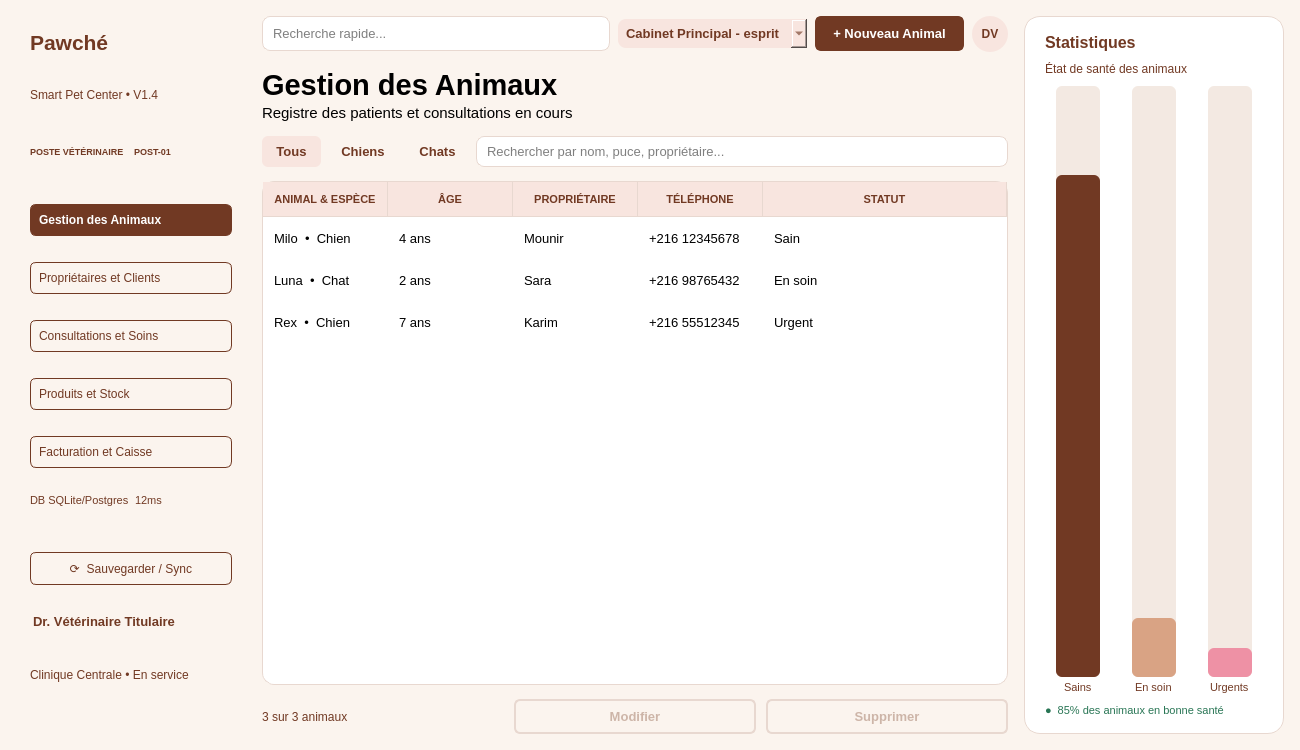
Old version of the form mainwindow.ui in the repository Maram797/ProjetCpp.
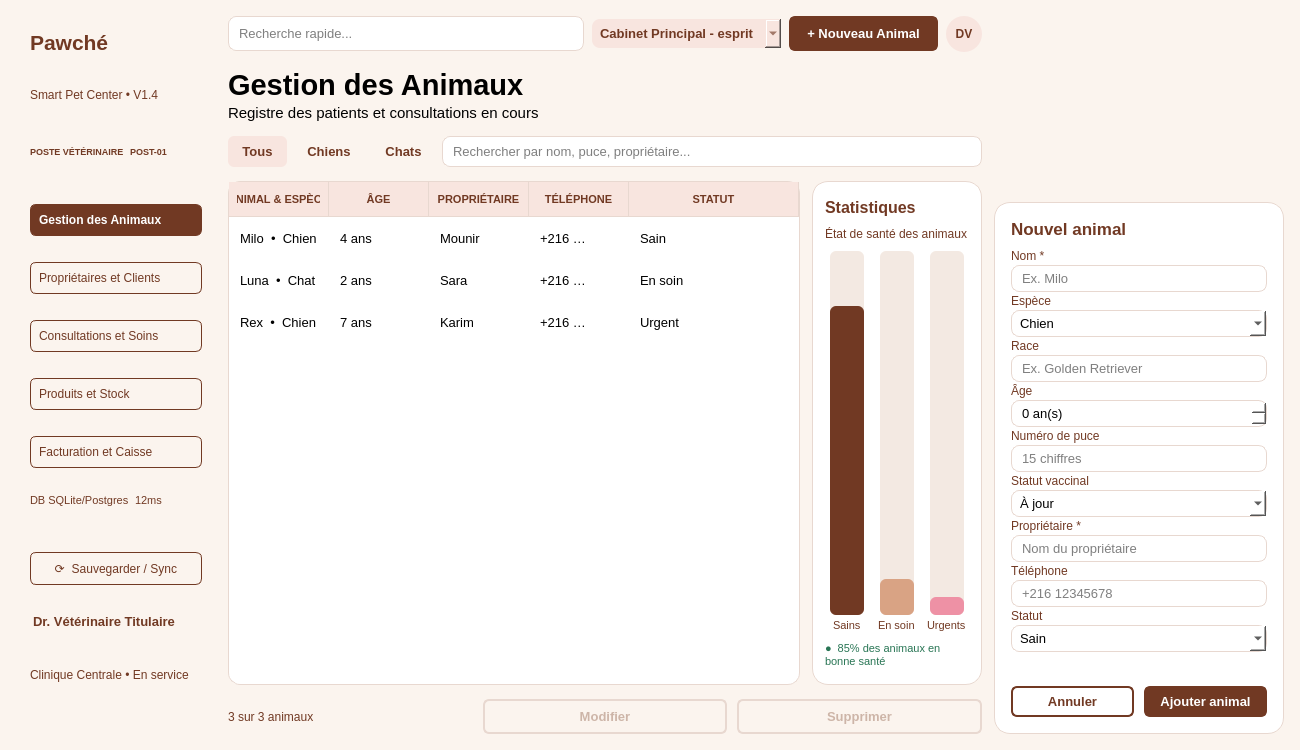
New version of the form.

The edit to the form file:
```diff
--- a/mainwindow.ui
+++ b/mainwindow.ui
@@ -2,6 +2,12 @@
 <ui version="4.0">
  <class>MainWindow</class>
  <widget class="QMainWindow" name="MainWindow">
+  <property name="minimumSize">
+   <size>
+    <width>1300</width>
+    <height>750</height>
+   </size>
+  </property>
   <property name="geometry">
    <rect>
     <x>0</x>
@@ -15,7 +21,7 @@
   </property>
   <property name="styleSheet">
    <string notr="true">
-QMainWindow, #centralwidget, #centre, #pagescentre, #pageliste, #pageformulaire, #pagemodule,
+QMainWindow, #centralwidget, #centre, #pagescentre, #pageliste, #pagemodule,
 #colonnedroite, #lignePoste, #ligneDb { background-color: #FBF4EE; }
 QLabel { color: #713923; background-color: transparent; }
 
@@ -116,15 +122,17 @@
 
 /* New / edit animal form */
 #cadreformulaire { background-color: white; border: 1px solid #E8D8D0; border-radius: 16px; }
-#cadreformulaire QLabel { border: none; background-color: transparent; }
-#lbltitreformulaire { font-size: 16pt; font-weight: bold; }
+#cadreformulaire QLineEdit, #cadreformulaire QComboBox, #cadreformulaire QSpinBox { padding: 4px 8px; }
+#cadreformulaire QPushButton { padding: 6px 12px; }
+#cadreformulaire QLabel { border: none; background-color: transparent; font-size: 9pt; }
+#cadreformulaire #lbltitreformulaire { font-size: 13pt; font-weight: bold; }
 #lblerreur { color: #C2455F; font-size: 9pt; }
 </string>
   </property>
   <widget class="QWidget" name="centralwidget">
    <layout class="QHBoxLayout" name="mainLayout">
     <property name="spacing">
-     <number>16</number>
+     <number>12</number>
     </property>
     <property name="leftMargin">
      <number>16</number>
@@ -142,13 +150,13 @@
      <widget class="QFrame" name="sidebar">
       <property name="minimumSize">
        <size>
-        <width>230</width>
+        <width>200</width>
         <height>0</height>
        </size>
       </property>
       <property name="maximumSize">
        <size>
-        <width>230</width>
+        <width>200</width>
         <height>16777215</height>
        </size>
       </property>
@@ -528,7 +536,15 @@
             </layout>
            </item>
            <item>
+            <layout class="QHBoxLayout" name="tableStatsLayout">
+             <property name="spacing">
+              <number>12</number>
+             </property>
+             <item>
             <widget class="QTableWidget" name="tableanimaux">
+               <property name="horizontalScrollBarPolicy">
+                <enum>Qt::ScrollBarAlwaysOff</enum>
+               </property>
              <property name="editTriggers">
               <set>QAbstractItemView::NoEditTriggers</set>
              </property>
@@ -551,7 +567,10 @@
               <bool>false</bool>
              </attribute>
              <attribute name="horizontalHeaderDefaultSectionSize">
-              <number>125</number>
+                <number>100</number>
+               </attribute>
+               <attribute name="horizontalHeaderMinimumSectionSize">
+                <number>50</number>
              </attribute>
              <attribute name="horizontalHeaderStretchLastSection">
               <bool>true</bool>
@@ -562,9 +581,9 @@
              <attribute name="verticalHeaderDefaultSectionSize">
               <number>42</number>
              </attribute>
-             <row/>
-             <row/>
-             <row/>
+               <row />
+               <row />
+               <row />
              <column>
               <property name="text">
                <string>ANIMAL &amp; ESPÈCE</string>
@@ -668,6 +687,192 @@
             </widget>
            </item>
            <item>
+              <widget class="QFrame" name="cadrestatistiques">
+               <property name="minimumSize">
+                <size>
+                 <width>170</width>
+                 <height>0</height>
+                </size>
+               </property>
+               <property name="maximumSize">
+                <size>
+                 <width>170</width>
+                 <height>16777215</height>
+                </size>
+               </property>
+               <layout class="QVBoxLayout" name="statsLayout">
+                <property name="spacing">
+                 <number>10</number>
+                </property>
+                <property name="leftMargin">
+                 <number>12</number>
+                </property>
+                <property name="topMargin">
+                 <number>16</number>
+                </property>
+                <property name="rightMargin">
+                 <number>12</number>
+                </property>
+                <property name="bottomMargin">
+                 <number>16</number>
+                </property>
+                <item>
+                 <widget class="QLabel" name="lbltitrestats">
+                  <property name="text">
+                   <string>Statistiques</string>
+                  </property>
+                 </widget>
+                </item>
+                <item>
+                 <widget class="QLabel" name="lblsoustitrestats">
+                  <property name="text">
+                   <string>État de santé des animaux</string>
+                  </property>
+                  <property name="wordWrap">
+                   <bool>true</bool>
+                  </property>
+                 </widget>
+                </item>
+                <item>
+                 <layout class="QGridLayout" name="statsgrid">
+                  <property name="horizontalSpacing">
+                   <number>6</number>
+                  </property>
+                  <property name="verticalSpacing">
+                   <number>4</number>
+                  </property>
+                  <item row="0" column="0" alignment="Qt::AlignHCenter">
+                   <widget class="QProgressBar" name="barresains">
+                    <property name="minimum">
+                     <number>0</number>
+                    </property>
+                    <property name="maximum">
+                     <number>100</number>
+                    </property>
+                    <property name="value">
+                     <number>85</number>
+                    </property>
+                    <property name="textVisible">
+                     <bool>false</bool>
+                    </property>
+                    <property name="orientation">
+                     <enum>Qt::Vertical</enum>
+                    </property>
+                    <property name="minimumSize">
+                     <size>
+                      <width>34</width>
+                      <height>150</height>
+                     </size>
+                    </property>
+                    <property name="maximumSize">
+                     <size>
+                      <width>34</width>
+                      <height>16777215</height>
+                     </size>
+                    </property>
+                   </widget>
+                  </item>
+                  <item row="0" column="1" alignment="Qt::AlignHCenter">
+                   <widget class="QProgressBar" name="barreensoin">
+                    <property name="minimum">
+                     <number>0</number>
+                    </property>
+                    <property name="maximum">
+                     <number>100</number>
+                    </property>
+                    <property name="value">
+                     <number>10</number>
+                    </property>
+                    <property name="textVisible">
+                     <bool>false</bool>
+                    </property>
+                    <property name="orientation">
+                     <enum>Qt::Vertical</enum>
+                    </property>
+                    <property name="minimumSize">
+                     <size>
+                      <width>34</width>
+                      <height>150</height>
+                     </size>
+                    </property>
+                    <property name="maximumSize">
+                     <size>
+                      <width>34</width>
+                      <height>16777215</height>
+                     </size>
+                    </property>
+                   </widget>
+                  </item>
+                  <item row="0" column="2" alignment="Qt::AlignHCenter">
+                   <widget class="QProgressBar" name="barreurgent">
+                    <property name="minimum">
+                     <number>0</number>
+                    </property>
+                    <property name="maximum">
+                     <number>100</number>
+                    </property>
+                    <property name="value">
+                     <number>5</number>
+                    </property>
+                    <property name="textVisible">
+                     <bool>false</bool>
+                    </property>
+                    <property name="orientation">
+                     <enum>Qt::Vertical</enum>
+                    </property>
+                    <property name="minimumSize">
+                     <size>
+                      <width>34</width>
+                      <height>150</height>
+                     </size>
+                    </property>
+                    <property name="maximumSize">
+                     <size>
+                      <width>34</width>
+                      <height>16777215</height>
+                     </size>
+                    </property>
+                   </widget>
+                  </item>
+                  <item row="1" column="0" alignment="Qt::AlignHCenter">
+                   <widget class="QLabel" name="lblbsains">
+                    <property name="text">
+                     <string>Sains</string>
+                    </property>
+                   </widget>
+                  </item>
+                  <item row="1" column="1" alignment="Qt::AlignHCenter">
+                   <widget class="QLabel" name="lblbensoin">
+                    <property name="text">
+                     <string>En soin</string>
+                    </property>
+                   </widget>
+                  </item>
+                  <item row="1" column="2" alignment="Qt::AlignHCenter">
+                   <widget class="QLabel" name="lblburgent">
+                    <property name="text">
+                     <string>Urgents</string>
+                    </property>
+                   </widget>
+                  </item>
+                 </layout>
+                </item>
+                <item>
+                 <widget class="QLabel" name="lblsante">
+                  <property name="text">
+                   <string>●  85% des animaux en bonne santé</string>
+                  </property>
+                  <property name="wordWrap">
+                   <bool>true</bool>
+                  </property>
+                 </widget>
+                </item>
+               </layout>
+              </widget>
+             </item>
+            </layout>
+           </item>
+           <item>
             <layout class="QHBoxLayout" name="basLayout">
              <property name="spacing">
               <number>10</number>
@@ -703,8 +908,11 @@
            </item>
           </layout>
          </widget>
-         <widget class="QWidget" name="pageformulaire">
-          <layout class="QVBoxLayout" name="pageFormLayout">
+         <widget class="QWidget" name="pagemodule">
+          <layout class="QVBoxLayout" name="moduleLayout">
+           <property name="spacing">
+            <number>6</number>
+           </property>
            <property name="leftMargin">
             <number>0</number>
            </property>
@@ -717,35 +925,86 @@
            <property name="bottomMargin">
             <number>0</number>
            </property>
-           <item alignment="Qt::AlignHCenter|Qt::AlignTop">
+           <item alignment="Qt::AlignTop">
+            <widget class="QLabel" name="lbltitremodule">
+             <property name="text">
+              <string>Module</string>
+             </property>
+            </widget>
+           </item>
+           <item alignment="Qt::AlignTop">
+            <widget class="QLabel" name="lblmodule">
+             <property name="text">
+              <string>Ce module sera disponible prochainement.</string>
+             </property>
+             <property name="wordWrap">
+              <bool>true</bool>
+             </property>
+            </widget>
+           </item>
+          </layout>
+         </widget>
+        </widget>
+       </item>
+      </layout>
+     </widget>
+    </item>
+    <item>
+     <widget class="QWidget" name="colonnedroite">
+      <property name="minimumSize">
+       <size>
+        <width>290</width>
+        <height>0</height>
+       </size>
+      </property>
+      <property name="maximumSize">
+       <size>
+        <width>290</width>
+        <height>16777215</height>
+       </size>
+      </property>
+      <layout class="QVBoxLayout" name="colonneLayout">
+       <property name="leftMargin">
+        <number>0</number>
+       </property>
+       <property name="topMargin">
+        <number>0</number>
+       </property>
+       <property name="rightMargin">
+        <number>0</number>
+       </property>
+       <property name="bottomMargin">
+        <number>0</number>
+       </property>
+       <item alignment="Qt::AlignBottom">
             <widget class="QFrame" name="cadreformulaire">
-             <property name="minimumSize">
-              <size>
-               <width>440</width>
-               <height>0</height>
-              </size>
-             </property>
              <property name="maximumSize">
               <size>
-               <width>520</width>
+           <width>290</width>
                <height>16777215</height>
               </size>
              </property>
+         <property name="minimumSize">
+          <size>
+           <width>290</width>
+           <height>0</height>
+          </size>
+         </property>
              <layout class="QVBoxLayout" name="dialogLayout">
               <property name="spacing">
-               <number>16</number>
+           <number>10</number>
               </property>
               <property name="leftMargin">
-               <number>24</number>
+           <number>16</number>
               </property>
               <property name="topMargin">
-               <number>24</number>
+           <number>16</number>
               </property>
               <property name="rightMargin">
-               <number>24</number>
+           <number>16</number>
               </property>
               <property name="bottomMargin">
-               <number>24</number>
+           <number>16</number>
               </property>
               <item>
                <widget class="QLabel" name="lbltitreformulaire">
@@ -756,11 +1015,17 @@
               </item>
               <item>
                <layout class="QFormLayout" name="formLayout">
+            <property name="fieldGrowthPolicy">
+             <enum>QFormLayout::AllNonFixedFieldsGrow</enum>
+            </property>
+            <property name="rowWrapPolicy">
+             <enum>QFormLayout::WrapAllRows</enum>
+            </property>
                 <property name="horizontalSpacing">
-                 <number>16</number>
+             <number>12</number>
                 </property>
                 <property name="verticalSpacing">
-                 <number>10</number>
+             <number>2</number>
                 </property>
                 <item row="0" column="0">
                  <widget class="QLabel" name="flblnom">
@@ -932,7 +1197,7 @@
               <item>
                <widget class="QLabel" name="lblerreur">
                 <property name="text">
-                 <string></string>
+             <string />
                 </property>
                 <property name="wordWrap">
                  <bool>true</bool>
@@ -968,252 +1233,10 @@
            </item>
           </layout>
          </widget>
-         <widget class="QWidget" name="pagemodule">
-          <layout class="QVBoxLayout" name="moduleLayout">
-           <property name="spacing">
-            <number>6</number>
-           </property>
-           <property name="leftMargin">
-            <number>0</number>
-           </property>
-           <property name="topMargin">
-            <number>0</number>
-           </property>
-           <property name="rightMargin">
-            <number>0</number>
-           </property>
-           <property name="bottomMargin">
-            <number>0</number>
-           </property>
-           <item alignment="Qt::AlignTop">
-            <widget class="QLabel" name="lbltitremodule">
-             <property name="text">
-              <string>Module</string>
-             </property>
-            </widget>
-           </item>
-           <item alignment="Qt::AlignTop">
-            <widget class="QLabel" name="lblmodule">
-             <property name="text">
-              <string>Ce module sera disponible prochainement.</string>
-             </property>
-             <property name="wordWrap">
-              <bool>true</bool>
-             </property>
-            </widget>
-           </item>
+    </item>
           </layout>
          </widget>
         </widget>
-       </item>
-      </layout>
-     </widget>
-    </item>
-    <item>
-     <widget class="QWidget" name="colonnedroite">
-      <property name="minimumSize">
-       <size>
-        <width>260</width>
-        <height>0</height>
-       </size>
-      </property>
-      <property name="maximumSize">
-       <size>
-        <width>260</width>
-        <height>16777215</height>
-       </size>
-      </property>
-      <layout class="QVBoxLayout" name="colonneLayout">
-       <property name="leftMargin">
-        <number>0</number>
-       </property>
-       <property name="topMargin">
-        <number>0</number>
-       </property>
-       <property name="rightMargin">
-        <number>0</number>
-       </property>
-       <property name="bottomMargin">
-        <number>0</number>
-       </property>
-       <item>
-        <widget class="QFrame" name="cadrestatistiques">
-         <layout class="QVBoxLayout" name="statsLayout">
-          <property name="spacing">
-           <number>10</number>
-          </property>
-          <property name="leftMargin">
-           <number>20</number>
-          </property>
-          <property name="topMargin">
-           <number>16</number>
-          </property>
-          <property name="rightMargin">
-           <number>20</number>
-          </property>
-          <property name="bottomMargin">
-           <number>16</number>
-          </property>
-          <item>
-           <widget class="QLabel" name="lbltitrestats">
-            <property name="text">
-             <string>Statistiques</string>
-            </property>
-           </widget>
-          </item>
-          <item>
-           <widget class="QLabel" name="lblsoustitrestats">
-            <property name="text">
-             <string>État de santé des animaux</string>
-            </property>
-            <property name="wordWrap">
-             <bool>true</bool>
-            </property>
-           </widget>
-          </item>
-          <item>
-           <layout class="QGridLayout" name="statsgrid">
-            <property name="horizontalSpacing">
-             <number>10</number>
-            </property>
-            <property name="verticalSpacing">
-             <number>4</number>
-            </property>
-            <item row="0" column="0" alignment="Qt::AlignHCenter">
-             <widget class="QProgressBar" name="barresains">
-              <property name="minimum">
-               <number>0</number>
-              </property>
-              <property name="maximum">
-               <number>100</number>
-              </property>
-              <property name="value">
-               <number>85</number>
-              </property>
-              <property name="textVisible">
-               <bool>false</bool>
-              </property>
-              <property name="orientation">
-               <enum>Qt::Vertical</enum>
-              </property>
-              <property name="minimumSize">
-               <size>
-                <width>44</width>
-                <height>150</height>
-               </size>
-              </property>
-              <property name="maximumSize">
-               <size>
-                <width>44</width>
-                <height>16777215</height>
-               </size>
-              </property>
-             </widget>
-            </item>
-            <item row="0" column="1" alignment="Qt::AlignHCenter">
-             <widget class="QProgressBar" name="barreensoin">
-              <property name="minimum">
-               <number>0</number>
-              </property>
-              <property name="maximum">
-               <number>100</number>
-              </property>
-              <property name="value">
-               <number>10</number>
-              </property>
-              <property name="textVisible">
-               <bool>false</bool>
-              </property>
-              <property name="orientation">
-               <enum>Qt::Vertical</enum>
-              </property>
-              <property name="minimumSize">
-               <size>
-                <width>44</width>
-                <height>150</height>
-               </size>
-              </property>
-              <property name="maximumSize">
-               <size>
-                <width>44</width>
-                <height>16777215</height>
-               </size>
-              </property>
-             </widget>
-            </item>
-            <item row="0" column="2" alignment="Qt::AlignHCenter">
-             <widget class="QProgressBar" name="barreurgent">
-              <property name="minimum">
-               <number>0</number>
-              </property>
-              <property name="maximum">
-               <number>100</number>
-              </property>
-              <property name="value">
-               <number>5</number>
-              </property>
-              <property name="textVisible">
-               <bool>false</bool>
-              </property>
-              <property name="orientation">
-               <enum>Qt::Vertical</enum>
-              </property>
-              <property name="minimumSize">
-               <size>
-                <width>44</width>
-                <height>150</height>
-               </size>
-              </property>
-              <property name="maximumSize">
-               <size>
-                <width>44</width>
-                <height>16777215</height>
-               </size>
-              </property>
-             </widget>
-            </item>
-            <item row="1" column="0" alignment="Qt::AlignHCenter">
-             <widget class="QLabel" name="lblbsains">
-              <property name="text">
-               <string>Sains</string>
-              </property>
-             </widget>
-            </item>
-            <item row="1" column="1" alignment="Qt::AlignHCenter">
-             <widget class="QLabel" name="lblbensoin">
-              <property name="text">
-               <string>En soin</string>
-              </property>
-             </widget>
-            </item>
-            <item row="1" column="2" alignment="Qt::AlignHCenter">
-             <widget class="QLabel" name="lblburgent">
-              <property name="text">
-               <string>Urgents</string>
-              </property>
-             </widget>
-            </item>
-           </layout>
-          </item>
-          <item>
-           <widget class="QLabel" name="lblsante">
-            <property name="text">
-             <string>●  85% des animaux en bonne santé</string>
-            </property>
-            <property name="wordWrap">
-             <bool>true</bool>
-            </property>
-           </widget>
-          </item>
-         </layout>
-        </widget>
-       </item>
-      </layout>
-     </widget>
-    </item>
-   </layout>
-  </widget>
- </widget>
- <resources/>
- <connections/>
+ <resources />
+ <connections />
 </ui>
```
Left out of the diff: 2 changed lines with no effect on the pictures. Lines whose indentation alone changed are shown as unchanged.
